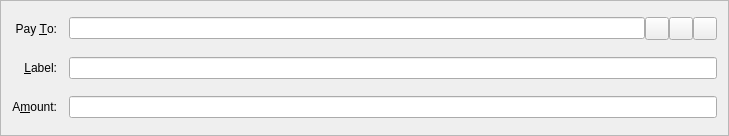
First picture: the form in src/qt/forms/sendcoinsentry.ui, repository Xyb0rg/caishen, before the edit.
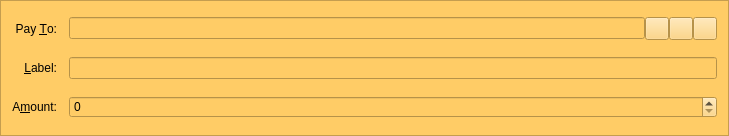
Second picture: the form after the edit. Icons and pictures are not drawn. Custom widgets are drawn as their Qt base class.

What changed in the file:
```diff
--- a/src/qt/forms/sendcoinsentry.ui
+++ b/src/qt/forms/sendcoinsentry.ui
@@ -13,6 +13,10 @@
   <property name="windowTitle">
    <string>Form</string>
   </property>
+  <property name="styleSheet">
+   <string notr="true">background-color: rgb(255, 204, 102);
+alternate-background-color: rgb(255, 204, 102);</string>
+  </property>
   <property name="frameShape">
    <enum>QFrame::StyledPanel</enum>
   </property>
@@ -142,7 +146,7 @@
  <customwidgets>
   <customwidget>
    <class>BitcoinAmountField</class>
-   <extends>QLineEdit</extends>
+   <extends>QSpinBox</extends>
    <header>bitcoinamountfield.h</header>
    <container>1</container>
   </customwidget>
```
